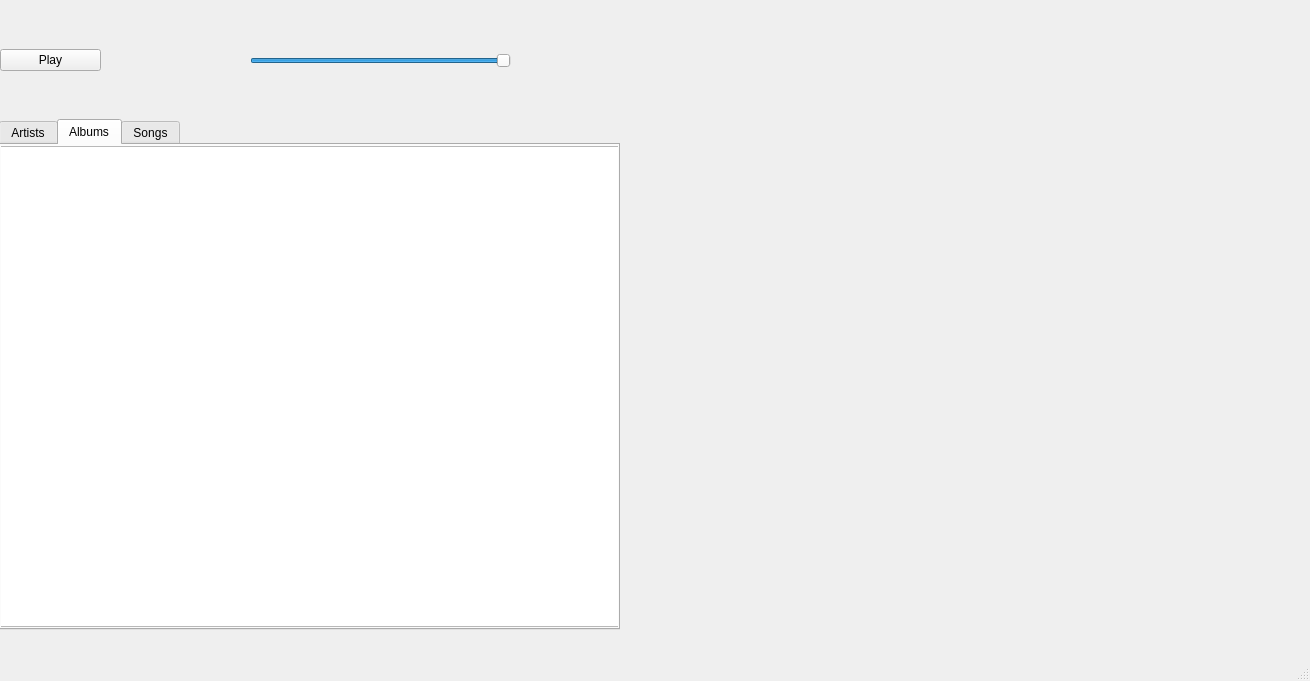
This is mainwindow.ui in Cybervate/Ultrafi as Qt 5 draws it before an edit. The edited form follows.
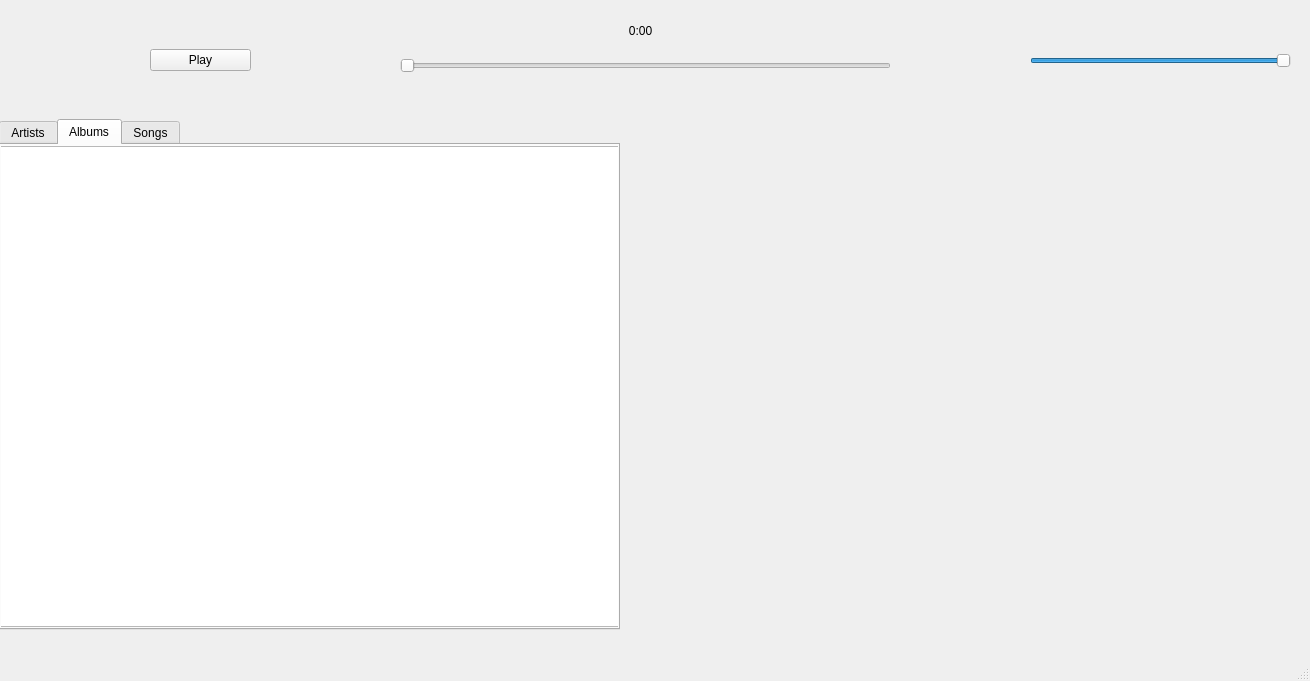
This is the edited form. The open tabs and pages were chosen to show the change.

The edit to the form file:
```diff
--- a/mainwindow.ui
+++ b/mainwindow.ui
@@ -84,7 +84,7 @@
    <widget class="QWidget" name="horizontalLayoutWidget_3">
     <property name="geometry">
      <rect>
-      <x>0</x>
+      <x>150</x>
       <y>0</y>
       <width>101</width>
       <height>121</height>
@@ -103,7 +103,7 @@
    <widget class="QWidget" name="horizontalLayoutWidget_4">
     <property name="geometry">
      <rect>
-      <x>250</x>
+      <x>1030</x>
       <y>0</y>
       <width>261</width>
       <height>121</height>
@@ -141,6 +141,53 @@
      </item>
     </layout>
    </widget>
+   <widget class="QWidget" name="horizontalLayoutWidget_5">
+    <property name="geometry">
+     <rect>
+      <x>400</x>
+      <y>50</y>
+      <width>491</width>
+      <height>31</height>
+     </rect>
+    </property>
+    <layout class="QHBoxLayout" name="horizontalLayout_2">
+     <item>
+      <widget class="QSlider" name="ScrubbingSlider">
+       <property name="minimum">
+        <number>0</number>
+       </property>
+       <property name="maximum">
+        <number>1000</number>
+       </property>
+       <property name="orientation">
+        <enum>Qt::Horizontal</enum>
+       </property>
+      </widget>
+     </item>
+    </layout>
+   </widget>
+   <widget class="QWidget" name="horizontalLayoutWidget_6">
+    <property name="geometry">
+     <rect>
+      <x>600</x>
+      <y>10</y>
+      <width>81</width>
+      <height>41</height>
+     </rect>
+    </property>
+    <layout class="QHBoxLayout" name="horizontalLayout_6">
+     <item>
+      <widget class="QLabel" name="TimeLabel">
+       <property name="text">
+        <string>0:00</string>
+       </property>
+       <property name="alignment">
+        <set>Qt::AlignCenter</set>
+       </property>
+      </widget>
+     </item>
+    </layout>
+   </widget>
   </widget>
   <widget class="QMenuBar" name="menubar">
    <property name="geometry">
```
Left out of the diff: 38 changed lines with no effect on the pictures.
